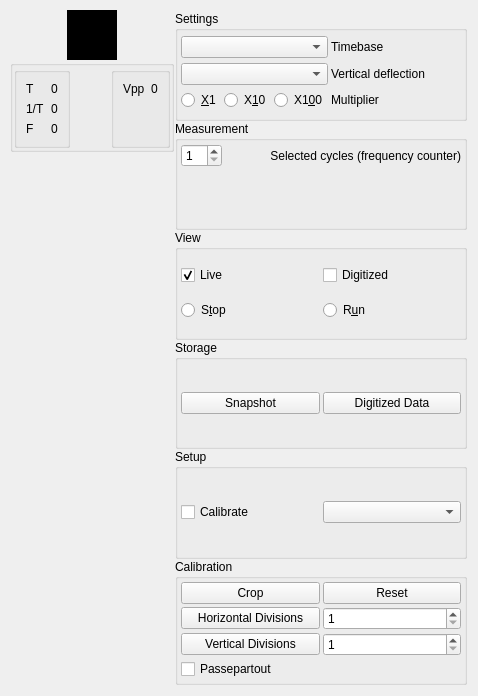
The window that Forms/Controls.ui (JosephEoff/D43) describes before a commit, drawn with Qt 5.
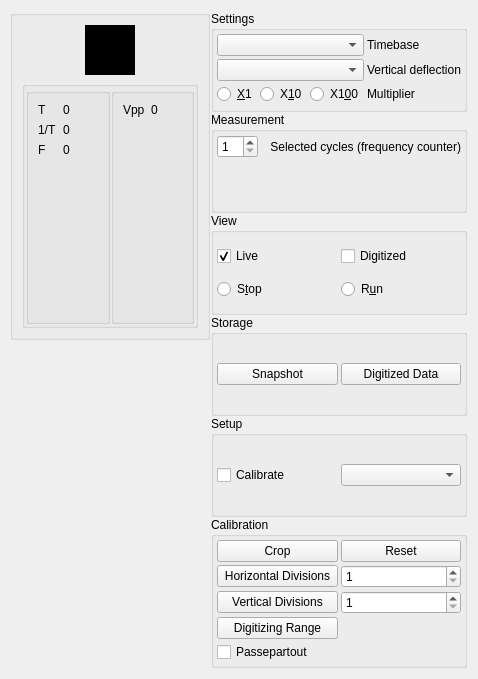
The same window after the commit. Custom widgets are drawn as their Qt base class.

Commit message: Implemented cursor control

```diff
--- a/Forms/Controls.ui
+++ b/Forms/Controls.ui
@@ -7,7 +7,7 @@
     <x>0</x>
     <y>0</y>
     <width>478</width>
-    <height>696</height>
+    <height>679</height>
    </rect>
   </property>
   <property name="sizePolicy">
@@ -35,7 +35,7 @@
    <property name="spacing">
     <number>10</number>
    </property>
-   <item row="0" column="0">
+   <item row="0" column="1">
     <layout class="QGridLayout" name="layoutScope">
      <property name="sizeConstraint">
       <enum>QLayout::SetNoConstraint</enum>
@@ -56,7 +56,10 @@
       <number>0</number>
      </property>
      <item row="0" column="2">
-      <layout class="QGridLayout" name="layoutDisplay">
+      <layout class="QVBoxLayout" name="verticalLayout">
+       <property name="spacing">
+        <number>0</number>
+       </property>
        <property name="sizeConstraint">
         <enum>QLayout::SetFixedSize</enum>
        </property>
@@ -72,10 +75,114 @@
        <property name="bottomMargin">
         <number>0</number>
        </property>
+       <item>
+        <widget class="QGroupBox" name="groupBoxDisplay">
+         <layout class="QVBoxLayout" name="verticalLayout_2">
+          <item>
+           <layout class="QGridLayout" name="gridLayout_Display">
+            <property name="sizeConstraint">
+             <enum>QLayout::SetNoConstraint</enum>
+            </property>
+            <property name="leftMargin">
+             <number>0</number>
+            </property>
+            <property name="topMargin">
+             <number>0</number>
+            </property>
+            <property name="rightMargin">
+             <number>0</number>
+            </property>
+            <property name="bottomMargin">
+             <number>0</number>
+            </property>
        <property name="spacing">
         <number>0</number>
        </property>
-       <item row="1" column="0" alignment="Qt::AlignLeft|Qt::AlignTop">
+            <item row="0" column="0" alignment="Qt::AlignTop">
+             <widget class="WebCamView" name="widgetLiveView" native="true">
+              <property name="sizePolicy">
+               <sizepolicy hsizetype="Fixed" vsizetype="Fixed">
+                <horstretch>0</horstretch>
+                <verstretch>0</verstretch>
+               </sizepolicy>
+              </property>
+              <property name="minimumSize">
+               <size>
+                <width>50</width>
+                <height>50</height>
+               </size>
+              </property>
+              <property name="styleSheet">
+               <string notr="true">background-color: rgb(0, 0, 0);</string>
+              </property>
+             </widget>
+            </item>
+            <item row="0" column="0" alignment="Qt::AlignLeft">
+             <widget class="Grid" name="widgetGridView" native="true">
+              <property name="sizePolicy">
+               <sizepolicy hsizetype="Fixed" vsizetype="Fixed">
+                <horstretch>0</horstretch>
+                <verstretch>0</verstretch>
+               </sizepolicy>
+              </property>
+              <property name="minimumSize">
+               <size>
+                <width>50</width>
+                <height>50</height>
+               </size>
+              </property>
+              <property name="styleSheet">
+               <string notr="true">background-color: rgba(255, 255, 255, 0);</string>
+              </property>
+             </widget>
+            </item>
+            <item row="0" column="0">
+             <widget class="DigitizerView" name="widgetDigitizedView" native="true">
+              <property name="sizePolicy">
+               <sizepolicy hsizetype="Fixed" vsizetype="Fixed">
+                <horstretch>0</horstretch>
+                <verstretch>0</verstretch>
+               </sizepolicy>
+              </property>
+              <property name="minimumSize">
+               <size>
+                <width>50</width>
+                <height>50</height>
+               </size>
+              </property>
+              <property name="styleSheet">
+               <string notr="true">background-color: rgba(255, 255, 255, 0);</string>
+              </property>
+             </widget>
+            </item>
+            <item row="0" column="0">
+             <widget class="CursorControl" name="widgetCursorControl" native="true">
+              <property name="enabled">
+               <bool>true</bool>
+              </property>
+              <property name="sizePolicy">
+               <sizepolicy hsizetype="Maximum" vsizetype="Maximum">
+                <horstretch>0</horstretch>
+                <verstretch>0</verstretch>
+               </sizepolicy>
+              </property>
+              <property name="minimumSize">
+               <size>
+                <width>50</width>
+                <height>50</height>
+               </size>
+              </property>
+              <property name="autoFillBackground">
+               <bool>false</bool>
+              </property>
+              <property name="styleSheet">
+               <string notr="true">background-color: rgba(255, 255, 255, 0);</string>
+              </property>
+             </widget>
+            </item>
+           </layout>
+          </item>
+          <item>
         <widget class="QGroupBox" name="groupBoxMeasurements">
          <property name="sizePolicy">
           <sizepolicy hsizetype="MinimumExpanding" vsizetype="MinimumExpanding">
@@ -119,6 +226,9 @@
             <property name="title">
              <string/>
             </property>
+               <property name="alignment">
+                <set>Qt::AlignLeading|Qt::AlignLeft|Qt::AlignTop</set>
+               </property>
             <property name="flat">
              <bool>true</bool>
             </property>
@@ -207,7 +317,7 @@
             </layout>
            </widget>
           </item>
-          <item row="0" column="2">
+             <item row="0" column="1">
            <widget class="QGroupBox" name="groupBoxVoltage">
             <property name="sizePolicy">
              <sizepolicy hsizetype="MinimumExpanding" vsizetype="MinimumExpanding">
@@ -218,6 +328,9 @@
             <property name="title">
              <string/>
             </property>
+               <property name="alignment">
+                <set>Qt::AlignRight|Qt::AlignTop|Qt::AlignTrailing</set>
+               </property>
             <property name="flat">
              <bool>true</bool>
             </property>
@@ -254,23 +367,13 @@
             </layout>
            </widget>
           </item>
-          <item row="0" column="1">
-           <spacer name="horizontalSpacer">
-            <property name="orientation">
-             <enum>Qt::Horizontal</enum>
-            </property>
-            <property name="sizeHint" stdset="0">
-             <size>
-              <width>40</width>
-              <height>20</height>
-             </size>
-            </property>
-           </spacer>
+            </layout>
+           </widget>
           </item>
          </layout>
         </widget>
        </item>
-       <item row="2" column="0">
+       <item>
         <spacer name="verticalSpacer">
          <property name="orientation">
           <enum>Qt::Vertical</enum>
@@ -283,107 +386,6 @@
          </property>
         </spacer>
        </item>
-       <item row="0" column="0">
-        <layout class="QGridLayout" name="gridLayout_10">
-         <property name="sizeConstraint">
-          <enum>QLayout::SetNoConstraint</enum>
-         </property>
-         <property name="leftMargin">
-          <number>0</number>
-         </property>
-         <property name="topMargin">
-          <number>0</number>
-         </property>
-         <property name="rightMargin">
-          <number>0</number>
-         </property>
-         <property name="bottomMargin">
-          <number>0</number>
-         </property>
-         <property name="spacing">
-          <number>0</number>
-         </property>
-         <item row="0" column="0" alignment="Qt::AlignTop">
-          <widget class="WebCamView" name="widgetLiveView" native="true">
-           <property name="sizePolicy">
-            <sizepolicy hsizetype="Fixed" vsizetype="Fixed">
-             <horstretch>0</horstretch>
-             <verstretch>0</verstretch>
-            </sizepolicy>
-           </property>
-           <property name="minimumSize">
-            <size>
-             <width>50</width>
-             <height>50</height>
-            </size>
-           </property>
-           <property name="styleSheet">
-            <string notr="true">background-color: rgb(0, 0, 0);</string>
-           </property>
-          </widget>
-         </item>
-         <item row="0" column="0">
-          <widget class="DigitizerView" name="widgetDigitizedView" native="true">
-           <property name="sizePolicy">
-            <sizepolicy hsizetype="Fixed" vsizetype="Fixed">
-             <horstretch>0</horstretch>
-             <verstretch>0</verstretch>
-            </sizepolicy>
-           </property>
-           <property name="minimumSize">
-            <size>
-             <width>50</width>
-             <height>50</height>
-            </size>
-           </property>
-           <property name="styleSheet">
-            <string notr="true">background-color: rgba(255, 255, 255, 0);</string>
-           </property>
-          </widget>
-         </item>
-         <item row="0" column="0" alignment="Qt::AlignLeft">
-          <widget class="Grid" name="widgetGridView" native="true">
-           <property name="sizePolicy">
-            <sizepolicy hsizetype="Fixed" vsizetype="Fixed">
-             <horstretch>0</horstretch>
-             <verstretch>0</verstretch>
-            </sizepolicy>
-           </property>
-           <property name="minimumSize">
-            <size>
-             <width>50</width>
-             <height>50</height>
-            </size>
-           </property>
-           <property name="styleSheet">
-            <string notr="true">background-color: rgba(255, 255, 255, 0);</string>
-           </property>
-          </widget>
-         </item>
-         <item row="0" column="0">
-          <widget class="QWidget" name="widgetCursorView" native="true">
-           <property name="enabled">
-            <bool>true</bool>
-           </property>
-           <property name="sizePolicy">
-            <sizepolicy hsizetype="Fixed" vsizetype="Fixed">
-             <horstretch>0</horstretch>
-             <verstretch>0</verstretch>
-            </sizepolicy>
-           </property>
-           <property name="minimumSize">
-            <size>
-             <width>50</width>
-             <height>50</height>
-            </size>
-           </property>
-           <property name="styleSheet">
-            <string notr="true">background-color: rgba(255, 255, 255, 0);</string>
-           </property>
-          </widget>
-         </item>
-        </layout>
-       </item>
       </layout>
      </item>
      <item row="0" column="3">
@@ -503,6 +505,12 @@
          <property name="title">
           <string>Measurement</string>
          </property>
+         <property name="alignment">
+          <set>Qt::AlignLeading|Qt::AlignLeft|Qt::AlignTop</set>
+         </property>
+         <property name="flat">
+          <bool>false</bool>
+         </property>
          <layout class="QFormLayout" name="formLayout_3">
           <property name="horizontalSpacing">
            <number>3</number>
@@ -783,7 +791,7 @@
             </property>
            </widget>
           </item>
-          <item row="3" column="0">
+          <item row="4" column="0">
            <widget class="QCheckBox" name="checkBoxPassepartout">
             <property name="sizePolicy">
              <sizepolicy hsizetype="Minimum" vsizetype="Fixed">
@@ -796,6 +804,13 @@
             </property>
            </widget>
           </item>
+          <item row="3" column="0">
+           <widget class="QPushButton" name="pushButtonDigitizingRange">
+            <property name="text">
+             <string>Digitizing Range</string>
+            </property>
+           </widget>
+          </item>
          </layout>
         </widget>
        </item>
@@ -824,6 +839,12 @@
    <header location="global">Forms.Grid</header>
    <container>1</container>
   </customwidget>
+  <customwidget>
+   <class>CursorControl</class>
+   <extends>QWidget</extends>
+   <header location="global">Forms.CursorControl</header>
+   <container>1</container>
+  </customwidget>
  </customwidgets>
  <resources/>
  <connections>
```
Left out of the diff: 2 changed lines with no effect on the pictures. Lines whose indentation alone changed are shown as unchanged. The commit also changes 14 other files.
